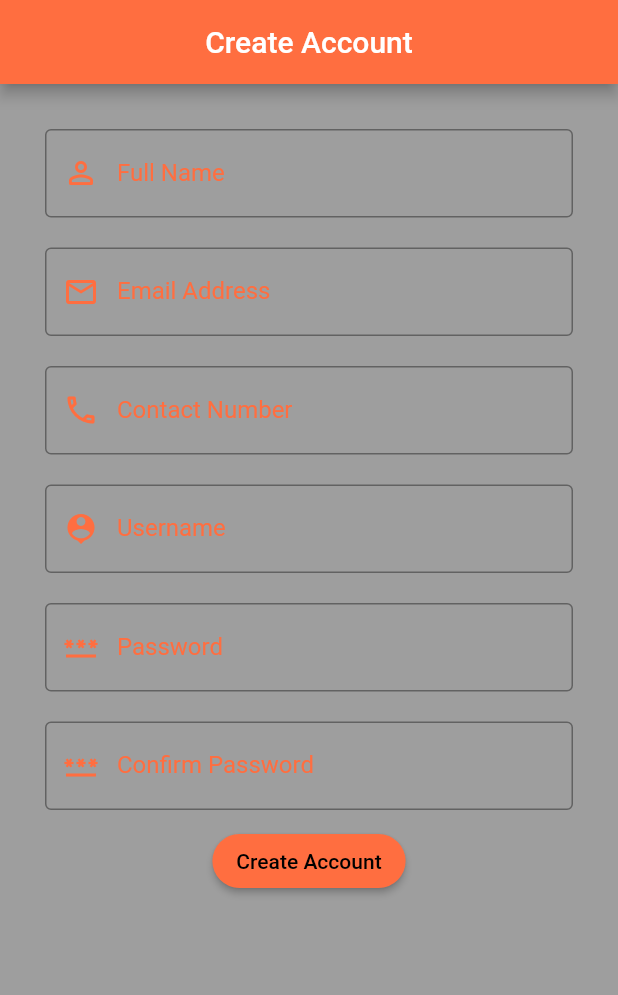
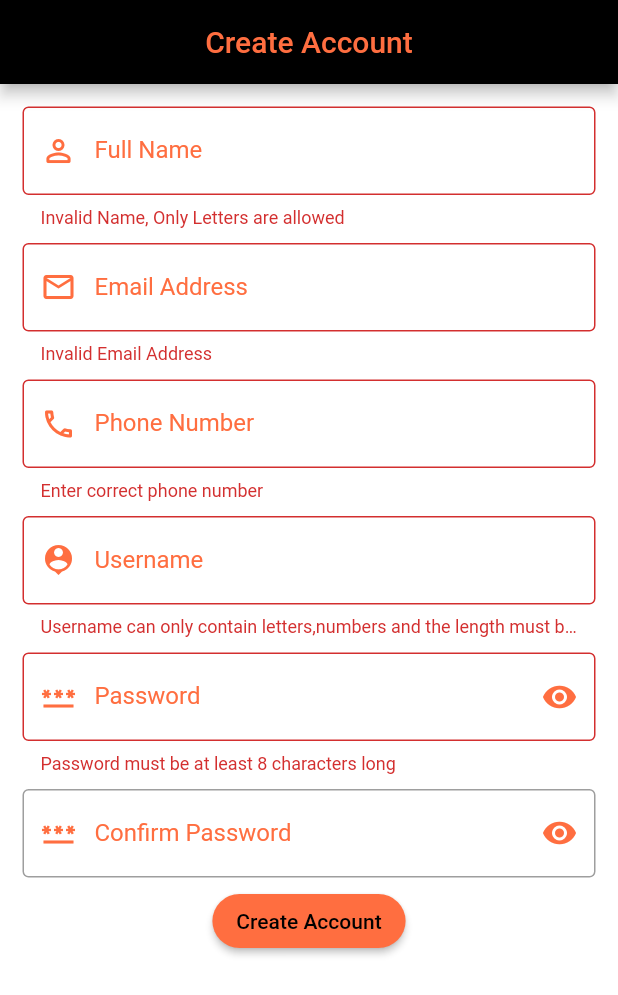
Before and after one commit to adelaykay/techwiz3-androidx, a Flutter app: the screen it shows after launch, after a tap on "Create Account", on a phone screen of 412 x 824 dp. Shown: the top 995 px of the screen. Run offline on Flutter 3.47's test engine with Material 2 defaults, Android fonts, the phone set to English and light mode, and no system bars; our stand-ins replace firebase_core; accounts and stored records are empty; generated files the repository leaves out were written again.

Commit message:
A PASSWORD WIDGET HAS BEEN ADDED AND THE REGSTER PAGE HAS BEEN CHANGED

```diff
--- a/the_app/lib/Components/input_Field.dart
+++ b/the_app/lib/Components/input_field.dart
@@ -1,17 +1,30 @@
 import 'package:flutter/material.dart';
-class InputField extends StatelessWidget {
-  const InputField({super.key, required this.placeholder, required this.icon, required this.type,});
+class InputField extends StatefulWidget {
+  const InputField({super.key, required this.placeholder, required this.icon, required this.type, required this.hintText,});
 final String placeholder;
 final IconData icon;
 final TextInputType type;
+final String hintText;
+
+
+  @override
+  State<InputField> createState() => _InputFieldState();
+}
+
+class _InputFieldState extends State<InputField> {
+
+
+
   @override
   Widget build(BuildContext context) {
     return TextFormField(
-       keyboardType: type,
+       keyboardType: widget.type,
       decoration: InputDecoration(
+        hintText: widget.hintText,
+        hintStyle: const TextStyle(color: Colors.deepOrangeAccent),
         fillColor: Colors.deepOrangeAccent,
-          label: Text(placeholder,style: const TextStyle(color: Colors.deepOrangeAccent,)),
-          prefixIcon:  Icon(icon,color: Colors.deepOrangeAccent,),
+          label: Text(widget.placeholder,style: const TextStyle(color: Colors.deepOrangeAccent,)),
+          prefixIcon:  Icon(widget.icon,color: Colors.deepOrangeAccent,),
           border: const OutlineInputBorder(),
           focusedBorder: const OutlineInputBorder(
               borderSide: BorderSide(width: 2.0,color: Colors.deepOrangeAccent)
@@ -19,7 +32,7 @@ final TextInputType type;
           labelStyle: const TextStyle(color: Colors.deepOrangeAccent,)
       ),
       validator: (value){
-        if(placeholder == 'Full Name')
+        if(widget.placeholder == 'Full Name')
         {
           if (value!.isEmpty || !RegExp(r'^[A-za-z]+(?:\s[A-Za-z]+)+$').hasMatch(value)) {
             return "Invalid Name, Only Letters are allowed";
@@ -28,16 +41,16 @@ final TextInputType type;
             return null;
           }
         }
-        if(placeholder == 'Email Address')
+        if(widget.placeholder == 'Email Address')
           {
-            if (value!.isEmpty || !RegExp(r'^\w+([\.-]?\w+)*@\w+([\.-]?\w+)*(\.\w{2,3})+$').hasMatch(value)) {
+            if (value!.isEmpty || !RegExp(r'^\w+(\.-?\w+)*@\w+(\.-?\w+)*(\.\w{2,3})+$').hasMatch(value)) {
               return "Invalid Email Address";
             }
             else {
               return null;
             }
           }
-        if(placeholder == 'Contact Number')
+        if(widget.placeholder == 'Phone Number')
         {
           if (value!.isEmpty || !RegExp(r'^(\+234|0)[789]\d{9}$').hasMatch(value)) {
             return "Enter correct phone number ";
@@ -46,7 +59,7 @@ final TextInputType type;
             return null;
           }
         }
-        if(placeholder == 'Username')
+        if(widget.placeholder == 'Username')
           {
             if (value!.isEmpty || !RegExp(r'^\+?[0-9]{1,3}[-\s]?\(?[0-9]{1,4}\)?[-\s]?[0-9]{1,4}[-\s]?[0-9]{1,9}$').hasMatch(value)) {
               return "Username can only contain letters,numbers and the length must be between 8 and 20 characters ";
@@ -55,22 +68,6 @@ final TextInputType type;
               return null;
             }
           }
-        if(placeholder == 'Password')
-        {
-          String ? password = value;
-          if(placeholder == 'Confirm Password')
-            {
-              String ? confirmPassword = value;
-              if(confirmPassword == password)
-                {
-                  return 'Passwords match';
-                }
-              else
-              {
-                return 'Passwords do not match';
-              }
-            }
-        }
 
    return null;
 
--- /dev/null
+++ b/the_app/lib/Components/passwordinputfield.dart
@@ -0,0 +1,66 @@
+import 'package:flutter/material.dart';
+class PasswordField extends StatefulWidget {
+  const PasswordField({super.key, required this.placeholder, required this.icon, required this.type, required this.hintText});
+  final String placeholder;
+  final IconData icon;
+  final TextInputType type;
+  final String hintText;
+  @override
+  State<PasswordField> createState() => _PasswordFieldState();
+}
+
+class _PasswordFieldState extends State<PasswordField> {
+  var isHidden = true;
+  @override
+  Widget build(BuildContext context) {
+    return TextFormField(
+      obscureText: isHidden,
+      keyboardType: widget.type,
+      decoration: InputDecoration(
+          hintText: widget.hintText,
+          hintStyle: const TextStyle(color: Colors.deepOrangeAccent),
+          fillColor: Colors.deepOrangeAccent,
+          label: Text(widget.placeholder,style: const TextStyle(color: Colors.deepOrangeAccent,)),
+          prefixIcon:  Icon(widget.icon,color: Colors.deepOrangeAccent,),
+
+          suffixIcon: IconButton(
+            onPressed:() {
+                   setState(() {
+                     isHidden =! isHidden;
+                   });
+            },  icon: isHidden ? const Icon(Icons.visibility,color: Colors.deepOrangeAccent,):const Icon(Icons.visibility_off,color: Colors.deepOrangeAccent,)
+          ),
+          border: const OutlineInputBorder(),
+          focusedBorder: const OutlineInputBorder(
+              borderSide: BorderSide(width: 2.0,color: Colors.deepOrangeAccent)
+          ),
+          labelStyle: const TextStyle(color: Colors.deepOrangeAccent,)
+      ),
+      validator: (value){
+
+        if(widget.placeholder == 'Password')
+        {
+          if (value!.isEmpty || !RegExp(r'^(?=.*[a-zA-Z])(?=.*\d)[a-zA-Z\d]{8,}$').hasMatch(value)) {
+            return "Password must be at least 8 characters long";
+          }
+          String ? password = value;
+          if(widget.placeholder == 'Confirm Password')
+          {
+            String ? confirmPassword = value;
+            if(confirmPassword == password)
+            {
+              return 'Passwords match';
+            }
+            else
+            {
+              return 'Passwords do not match';
+            }
+          }
+        }
+
+        return null;
+
+      },
+    );;
+  }
+}
--- /dev/null
+++ b/the_app/lib/Screens/contactus.dart
@@ -0,0 +1,9 @@
+import 'package:flutter/material.dart';
+class ContactUs extends StatelessWidget {
+  const ContactUs({super.key});
+
+  @override
+  Widget build(BuildContext context) {
+    return const Placeholder();
+  }
+}
--- a/the_app/lib/Screens/register.dart
+++ b/the_app/lib/Screens/register.dart
@@ -1,49 +1,77 @@
 import 'package:flutter/material.dart';
-import 'package:the_app/Components/input_Field.dart';
-final formKey = GlobalKey<FormState>();//key for form
-class Register extends StatelessWidget {
+import 'package:the_app/Components/input_field.dart';
+import 'package:the_app/Components/passwordinputfield.dart';
+
+
+class Register extends StatefulWidget {
   const Register({super.key});
+
+  @override
+  State<Register> createState() => _RegisterState();
+}
+
+class _RegisterState extends State<Register> {
+  final formKey = GlobalKey<FormState>();//key for form
+
+  final List<String?> errors = [];
+
+  void addError({String? error}) {
+    if (!errors.contains(error)) {
+      setState(() {
+        errors.add(error);
+      });
+    }
+  }
+
+  void removeError({String? error}) {
+    if (errors.contains(error)) {
+      setState(() {
+        errors.remove(error);
+      });
+    }
+  }
+
   @override
   Widget build(BuildContext context) {
     return SafeArea(
       child: MaterialApp(
         home: Scaffold(
           appBar: AppBar(
-            title: const Text('Create Account'),
+            title: const Text('Create Account',style: TextStyle(color: Colors.deepOrangeAccent),),
             centerTitle: true,
-            backgroundColor: Colors.deepOrangeAccent,
+            backgroundColor: Colors.black,
           ),
-          backgroundColor: Colors. black38,
+          backgroundColor: Colors.white,
         body: Container(
-          padding: const EdgeInsets.all(20.0),
+          padding: const EdgeInsets.all(10.0),
           child:  Center(
             child: Form(
-              // key: formKey,
+              key: formKey,
               child:  Column(
                 children: [
-                  const Padding(
-                    padding: EdgeInsets.all(10.0),
-                    child: InputField(placeholder: 'Full Name', icon: Icons.person_outline_rounded, type: TextInputType.name,),
+                   Padding(
+                    padding: EdgeInsets.all(5.0),
+                    child: InputField( placeholder: 'Full Name', icon: Icons.person_outline_rounded, type: TextInputType.name, hintText: 'Enter your full name'),
                   ),
-                  const Padding(
-                    padding: EdgeInsets.all(10.0),
-                    child: InputField(placeholder: 'Email Address', icon: Icons.email_outlined, type: TextInputType.emailAddress,),
+                  Padding(
+                    padding: EdgeInsets.all(5.0),
+                    child: InputField(placeholder: 'Email Address', icon: Icons.email_outlined, type: TextInputType.emailAddress, hintText: 'Enter your email Address eg.ty@gmail.com',),
                   ),
-                  const Padding(
-                    padding: EdgeInsets.all(10.0),
-                    child: InputField(placeholder: 'Contact Number', icon: Icons.phone_outlined, type: TextInputType.phone,),
+                   Padding(
+                    padding: EdgeInsets.all(5.0),
+                    child: InputField(placeholder: 'Phone Number', icon: Icons.phone_outlined, type: TextInputType.phone, hintText: 'Enter your Phone number ',),
                   ),
-                  const Padding(
-                    padding: EdgeInsets.all(10.0),
-                    child: InputField(placeholder: 'Username', icon: Icons.person_pin, type: TextInputType.name,),
+                  Padding(
+                    padding: EdgeInsets.all(5.0),
+                    child: InputField(placeholder: 'Username', icon: Icons.person_pin, type: TextInputType.name, hintText: 'Enter Username',),
                   ),
-                  const Padding(
-                    padding: EdgeInsets.all(10.0),
-                    child: InputField(placeholder: 'Password', icon: Icons.password_outlined, type: TextInputType.text,),
+                   Padding(
+                    padding: EdgeInsets.all(5.0),
+                    child:PasswordField(placeholder: 'Password', icon: Icons.password_outlined, type: TextInputType.text, hintText: 'Enter your Password')
                   ),
-                  const Padding(
-                    padding: EdgeInsets.all(10.0),
-                    child: InputField(placeholder: 'Confirm Password', icon: Icons.password_outlined, type: TextInputType.text,),
+                   Padding(
+                    padding: EdgeInsets.all(5.0),
+                    child: PasswordField(placeholder: 'Confirm Password', icon: Icons.password_outlined, type: TextInputType.text, hintText: 'Confirm your Password')
                   ),
 
                   ElevatedButton(
@@ -55,7 +83,7 @@ class Register extends StatelessWidget {
                       onPressed: () {
                     if(formKey.currentState!.validate())
                       {
-
+                        formKey.currentState!.save();
                         // Navigator.push(context,
                         //     MaterialPageRoute(builder:(context) =>
 
```
